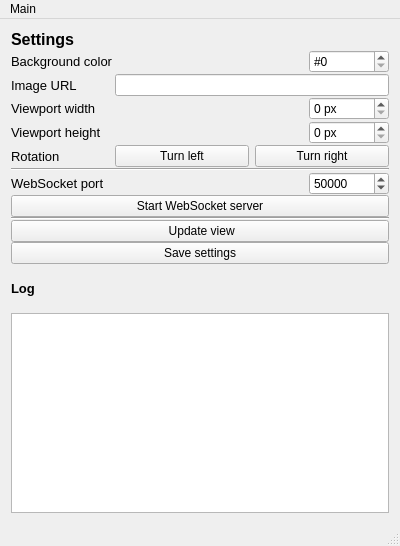
Before: the Qt Designer form mainwindow.ui in etnmich/img-viewer-alpha, drawn with Qt 5.
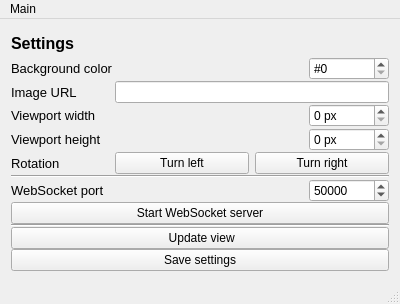
After: the same form once the commit is applied.

```diff
--- a/mainwindow.ui
+++ b/mainwindow.ui
@@ -7,7 +7,7 @@
     <x>0</x>
     <y>0</y>
     <width>400</width>
-    <height>546</height>
+    <height>304</height>
    </rect>
   </property>
   <property name="sizePolicy">
@@ -367,39 +367,6 @@
       </item>
      </layout>
     </item>
-    <item>
-     <widget class="QLabel" name="LogLabel">
-      <property name="font">
-       <font>
-        <pointsize>10</pointsize>
-        <weight>75</weight>
-        <bold>true</bold>
-       </font>
-      </property>
-      <property name="text">
-       <string>Log</string>
-      </property>
-     </widget>
-    </item>
-    <item>
-     <widget class="QTextBrowser" name="LogBrowser">
-      <property name="enabled">
-       <bool>true</bool>
-      </property>
-      <property name="sizePolicy">
-       <sizepolicy hsizetype="Preferred" vsizetype="Preferred">
-        <horstretch>0</horstretch>
-        <verstretch>0</verstretch>
-       </sizepolicy>
-      </property>
-      <property name="minimumSize">
-       <size>
-        <width>0</width>
-        <height>200</height>
-       </size>
-      </property>
-     </widget>
-    </item>
    </layout>
   </widget>
   <widget class="QMenuBar" name="menuBar">
```
Left out of the diff: 3 changed lines with no effect on the pictures.
